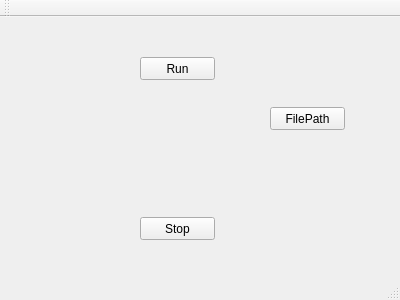
The window that mainwindow.ui (AntoineCollot/MovieBot_JSONParseur) describes before a commit, drawn with Qt 5.
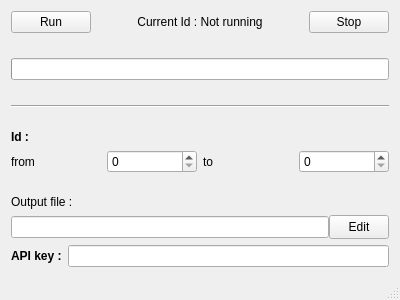
The same window after the commit.

```diff
--- a/mainwindow.ui
+++ b/mainwindow.ui
@@ -14,45 +14,217 @@
    <string>MainWindow</string>
   </property>
   <widget class="QWidget" name="centralWidget">
-   <widget class="QPushButton" name="AddMovie">
-    <property name="geometry">
-     <rect>
-      <x>140</x>
-      <y>40</y>
-      <width>75</width>
-      <height>23</height>
-     </rect>
+   <layout class="QVBoxLayout" name="verticalLayout_2">
+    <property name="spacing">
+     <number>6</number>
     </property>
-    <property name="text">
-     <string>Run</string>
-    </property>
-   </widget>
-   <widget class="QPushButton" name="Stop">
-    <property name="geometry">
-     <rect>
-      <x>140</x>
-      <y>200</y>
-      <width>75</width>
-      <height>23</height>
-     </rect>
-    </property>
-    <property name="text">
-     <string>Stop</string>
-    </property>
-   </widget>
-   <widget class="QPushButton" name="setFilePath">
-    <property name="geometry">
-     <rect>
-      <x>270</x>
-      <y>90</y>
-      <width>75</width>
-      <height>23</height>
-     </rect>
-    </property>
-    <property name="text">
-     <string>FilePath</string>
-    </property>
-   </widget>
+    <item>
+     <layout class="QVBoxLayout" name="verticalLayout">
+      <property name="spacing">
+       <number>25</number>
+      </property>
+      <property name="sizeConstraint">
+       <enum>QLayout::SetDefaultConstraint</enum>
+      </property>
+      <item>
+       <layout class="QHBoxLayout" name="horizontalLayout_2">
+        <item>
+         <widget class="QPushButton" name="Run">
+          <property name="text">
+           <string>Run</string>
+          </property>
+         </widget>
+        </item>
+        <item>
+         <widget class="QLabel" name="currentIdText">
+          <property name="sizePolicy">
+           <sizepolicy hsizetype="Expanding" vsizetype="Preferred">
+            <horstretch>0</horstretch>
+            <verstretch>0</verstretch>
+           </sizepolicy>
+          </property>
+          <property name="text">
+           <string>&lt;html&gt;&lt;head/&gt;&lt;body&gt;&lt;p&gt;Current Id : Not running&lt;/p&gt;&lt;/body&gt;&lt;/html&gt;</string>
+          </property>
+          <property name="alignment">
+           <set>Qt::AlignCenter</set>
+          </property>
+         </widget>
+        </item>
+        <item>
+         <widget class="QPushButton" name="Stop">
+          <property name="text">
+           <string>Stop</string>
+          </property>
+         </widget>
+        </item>
+       </layout>
+      </item>
+      <item>
+       <widget class="QProgressBar" name="progressBar">
+        <property name="maximum">
+         <number>5</number>
+        </property>
+        <property name="value">
+         <number>0</number>
+        </property>
+        <property name="alignment">
+         <set>Qt::AlignCenter</set>
+        </property>
+        <property name="textDirection">
+         <enum>QProgressBar::TopToBottom</enum>
+        </property>
+        <property name="format">
+         <string/>
+        </property>
+       </widget>
+      </item>
+      <item>
+       <widget class="Line" name="line">
+        <property name="orientation">
+         <enum>Qt::Horizontal</enum>
+        </property>
+       </widget>
+      </item>
+     </layout>
+    </item>
+    <item>
+     <widget class="QLabel" name="label_2">
+      <property name="sizePolicy">
+       <sizepolicy hsizetype="Minimum" vsizetype="Minimum">
+        <horstretch>0</horstretch>
+        <verstretch>0</verstretch>
+       </sizepolicy>
+      </property>
+      <property name="text">
+       <string>&lt;html&gt;&lt;head/&gt;&lt;body&gt;&lt;p&gt;&lt;span style=&quot; font-weight:600;&quot;&gt;Id :&lt;/span&gt;&lt;/p&gt;&lt;/body&gt;&lt;/html&gt;</string>
+      </property>
+      <property name="alignment">
+       <set>Qt::AlignBottom|Qt::AlignLeading|Qt::AlignLeft</set>
+      </property>
+     </widget>
+    </item>
+    <item>
+     <layout class="QHBoxLayout" name="horizontalLayout">
+      <item>
+       <widget class="QLabel" name="label_4">
+        <property name="text">
+         <string>from</string>
+        </property>
+       </widget>
+      </item>
+      <item>
+       <widget class="QSpinBox" name="fromId">
+        <property name="maximum">
+         <number>2147483647</number>
+        </property>
+        <property name="singleStep">
+         <number>1</number>
+        </property>
+       </widget>
+      </item>
+      <item>
+       <widget class="QLabel" name="label_5">
+        <property name="text">
+         <string>to</string>
+        </property>
+       </widget>
+      </item>
+      <item>
+       <widget class="QSpinBox" name="toId">
+        <property name="enabled">
+         <bool>true</bool>
+        </property>
+        <property name="maximum">
+         <number>2147483647</number>
+        </property>
+        <property name="singleStep">
+         <number>10</number>
+        </property>
+       </widget>
+      </item>
+     </layout>
+    </item>
+    <item>
+     <widget class="QLabel" name="label_3">
+      <property name="text">
+       <string>&lt;html&gt;&lt;head/&gt;&lt;body&gt;&lt;p&gt;&lt;span style=&quot; font-weight:600;&quot;&gt;Output file :&lt;/span&gt;&lt;/p&gt;&lt;/body&gt;&lt;/html&gt;</string>
+      </property>
+      <property name="alignment">
+       <set>Qt::AlignBottom|Qt::AlignLeading|Qt::AlignLeft</set>
+      </property>
+     </widget>
+    </item>
+    <item>
+     <layout class="QHBoxLayout" name="horizontalLayout_3">
+      <property name="spacing">
+       <number>0</number>
+      </property>
+      <item>
+       <widget class="QLineEdit" name="filePathText">
+        <property name="sizePolicy">
+         <sizepolicy hsizetype="Expanding" vsizetype="Fixed">
+          <horstretch>0</horstretch>
+          <verstretch>0</verstretch>
+         </sizepolicy>
+        </property>
+       </widget>
+      </item>
+      <item>
+       <widget class="QPushButton" name="setFilePath">
+        <property name="sizePolicy">
+         <sizepolicy hsizetype="Preferred" vsizetype="Minimum">
+          <horstretch>0</horstretch>
+          <verstretch>0</verstretch>
+         </sizepolicy>
+        </property>
+        <property name="minimumSize">
+         <size>
+          <width>60</width>
+          <height>24</height>
+         </size>
+        </property>
+        <property name="maximumSize">
+         <size>
+          <width>60</width>
+          <height>24</height>
+         </size>
+        </property>
+        <property name="text">
+         <string>Edit</string>
+        </property>
+        <property name="iconSize">
+         <size>
+          <width>0</width>
+          <height>0</height>
+         </size>
+        </property>
+       </widget>
+      </item>
+     </layout>
+    </item>
+    <item>
+     <layout class="QHBoxLayout" name="horizontalLayout_4">
+      <item>
+       <widget class="QLabel" name="apiKeyText">
+        <property name="text">
+         <string>&lt;html&gt;&lt;head/&gt;&lt;body&gt;&lt;p&gt;&lt;span style=&quot; font-weight:600;&quot;&gt;API key :&lt;/span&gt;&lt;/p&gt;&lt;/body&gt;&lt;/html&gt;</string>
+        </property>
+       </widget>
+      </item>
+      <item>
+       <widget class="QLineEdit" name="apiKeyLineEdit"/>
+      </item>
+     </layout>
+    </item>
+   </layout>
+   <zorder>label_2</zorder>
+   <zorder>label_3</zorder>
+   <zorder>horizontalLayoutWidget</zorder>
+   <zorder>verticalLayoutWidget</zorder>
+   <zorder>horizontalLayoutWidget_2</zorder>
+   <zorder>horizontalLayoutWidget_3</zorder>
+   <zorder>horizontalLayoutWidget_4</zorder>
   </widget>
   <widget class="QMenuBar" name="menuBar">
    <property name="geometry">
@@ -64,14 +236,6 @@
     </rect>
    </property>
   </widget>
-  <widget class="QToolBar" name="mainToolBar">
-   <attribute name="toolBarArea">
-    <enum>TopToolBarArea</enum>
-   </attribute>
-   <attribute name="toolBarBreak">
-    <bool>false</bool>
-   </attribute>
-  </widget>
   <widget class="QStatusBar" name="statusBar"/>
  </widget>
  <layoutdefault spacing="6" margin="11"/>
```
